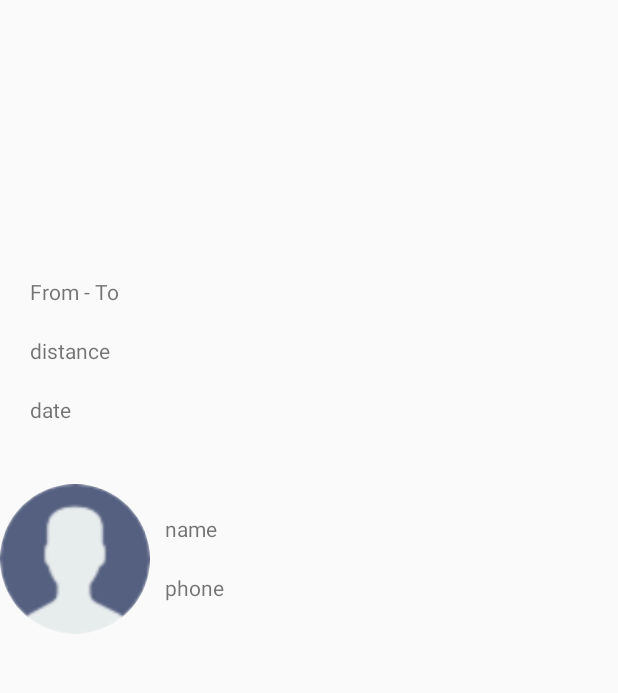
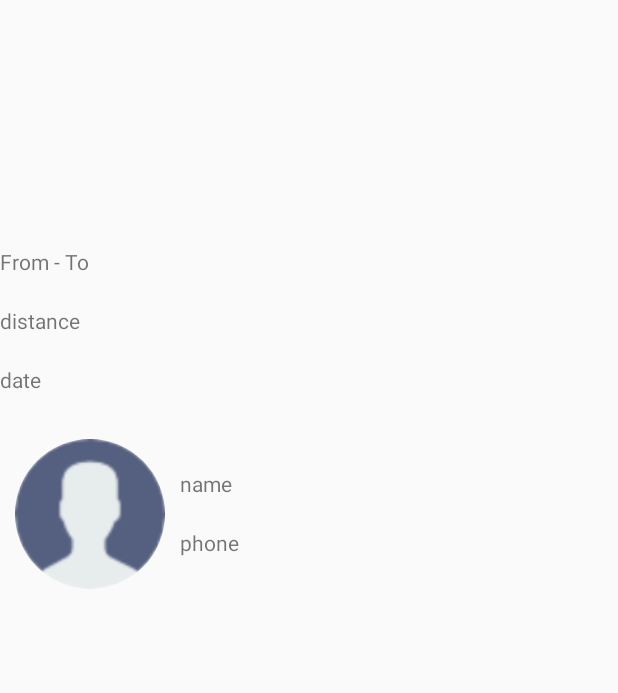
Before and after one commit to Sabu0050/UberApp, an Android app: the HistorySingleActivity screen opened directly, with no data from a screen before it, on a phone screen of 412 x 824 dp, the part 137-830 px from its top. Run offline under Robolectric (Android 15) with nearby library versions, the phone set to English and light mode, and no system bars; our stand-ins replace CircleImageView, Firebase (no records; nobody signed in at launch, a user with empty details on screens opened directly); libraries missing offline, so code that uses them is left out: com.directions.route; 1 statement that could not run was skipped.

```diff
--- a/app/src/main/res/layout/activity_history_single.xml
+++ b/app/src/main/res/layout/activity_history_single.xml
@@ -14,7 +14,6 @@
     <LinearLayout
         android:layout_width="match_parent"
         android:layout_height="wrap_content"
-        android:layout_margin="20sp"
         android:orientation="vertical">
         <TextView
             android:layout_width="match_parent"
@@ -39,6 +38,7 @@
     <LinearLayout
         android:layout_width="match_parent"
         android:layout_height="wrap_content"
+        android:layout_margin="10sp"
         android:orientation="horizontal">
         <de.hdodenhof.circleimageview.CircleImageView
             android:layout_width="100sp"
```
